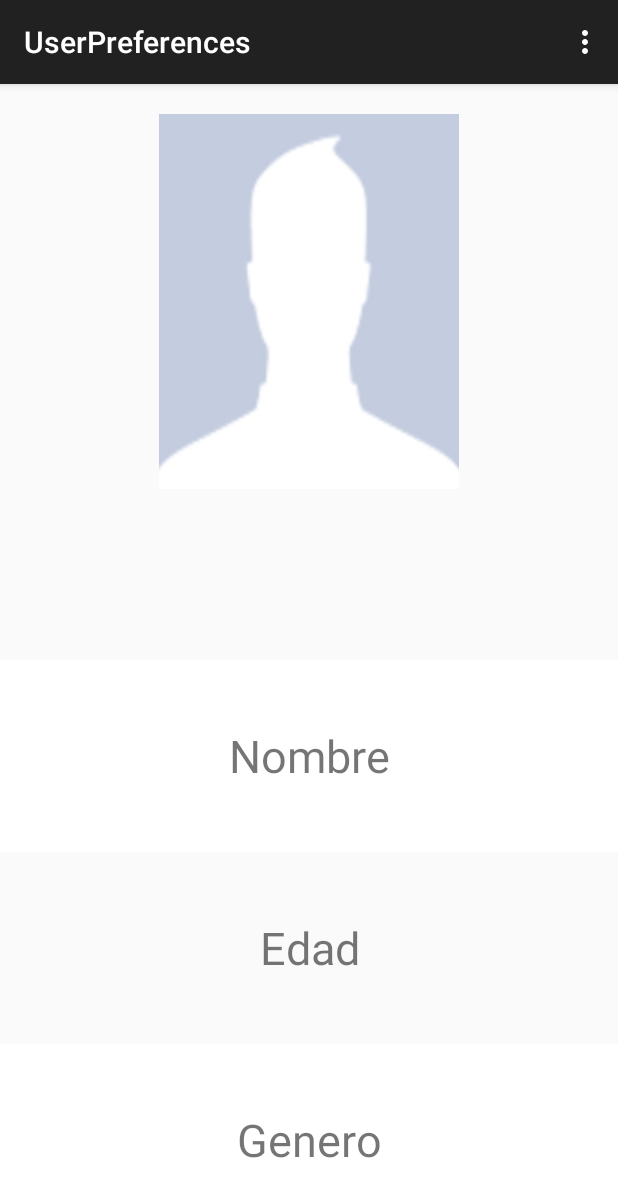
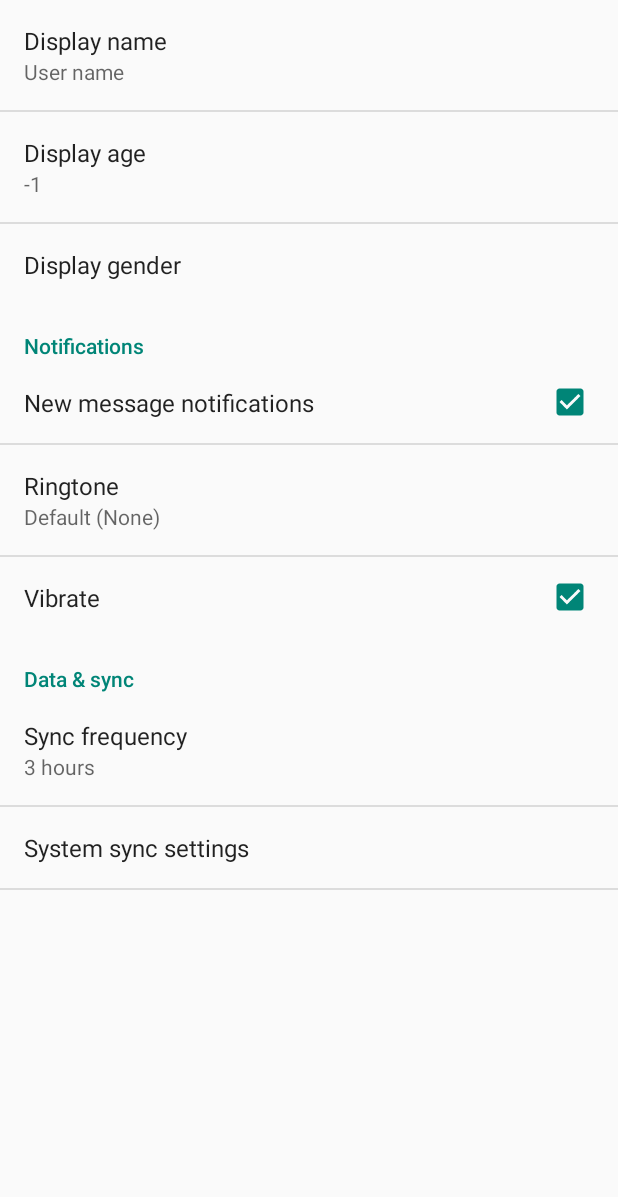
Before and after one commit to carlos727/UserPreferences, an Android app: the screen it shows after launch (MainActivity before the commit, SettingsActivity after it), in the options menu, after a tap on "Settings", on a phone screen of 412 x 824 dp. Shown: the top 1197 px of the screen. Run offline under Robolectric (Android 15) with nearby library versions, the phone set to English and light mode, and no system bars.

Commit message:
Complete Design

```diff
--- a/app/src/main/java/com/uninorte/userpreferences/MainActivity.java
+++ b/app/src/main/java/com/uninorte/userpreferences/MainActivity.java
@@ -1,10 +1,10 @@
 package com.uninorte.userpreferences;
 
+import android.content.Intent;
 import android.support.v7.app.ActionBarActivity;
 import android.os.Bundle;
 import android.view.Menu;
 import android.view.MenuItem;
-
 
 public class MainActivity extends ActionBarActivity {
 
@@ -31,6 +31,8 @@ public class MainActivity extends ActionBarActivity {
 
         //noinspection SimplifiableIfStatement
         if (id == R.id.action_settings) {
+            Intent intent = new Intent(this,SettingsActivity.class);
+            startActivity(intent);
             return true;
         }
 
--- a/app/src/main/res/layout/activity_main.xml
+++ b/app/src/main/res/layout/activity_main.xml
@@ -14,7 +14,7 @@
 
         <ImageView
             android:layout_width="200dp"
-            android:layout_height="250dp"
+            android:layout_height="230dp"
             android:id="@+id/image"
             android:layout_gravity="center_horizontal"
             android:layout_marginTop="20dp"
--- a/app/src/main/res/values/strings_activity_settings.xml
+++ b/app/src/main/res/values/strings_activity_settings.xml
@@ -23,10 +23,12 @@
     <string-array name="pref_example_list_titles">
         <item>Male</item>
         <item>Female</item>
+        <item>User gender</item>
     </string-array>
     <string-array name="pref_example_list_values">
         <item>1</item>
         <item>0</item>
+        <item>-1</item>
     </string-array>
 
     <!-- Example settings for Data & Sync -->
--- a/app/src/main/res/xml/pref_general.xml
+++ b/app/src/main/res/xml/pref_general.xml
@@ -13,7 +13,7 @@
     <EditTextPreference
         android:key="example_age"
         android:title="@string/pref_title_display_age"
-        android:defaultValue="@string/pref_default_display_age"
+        android:defaultValue="-1"
         android:selectAllOnFocus="true"
         android:inputType="number"
         android:capitalize="words"
```
